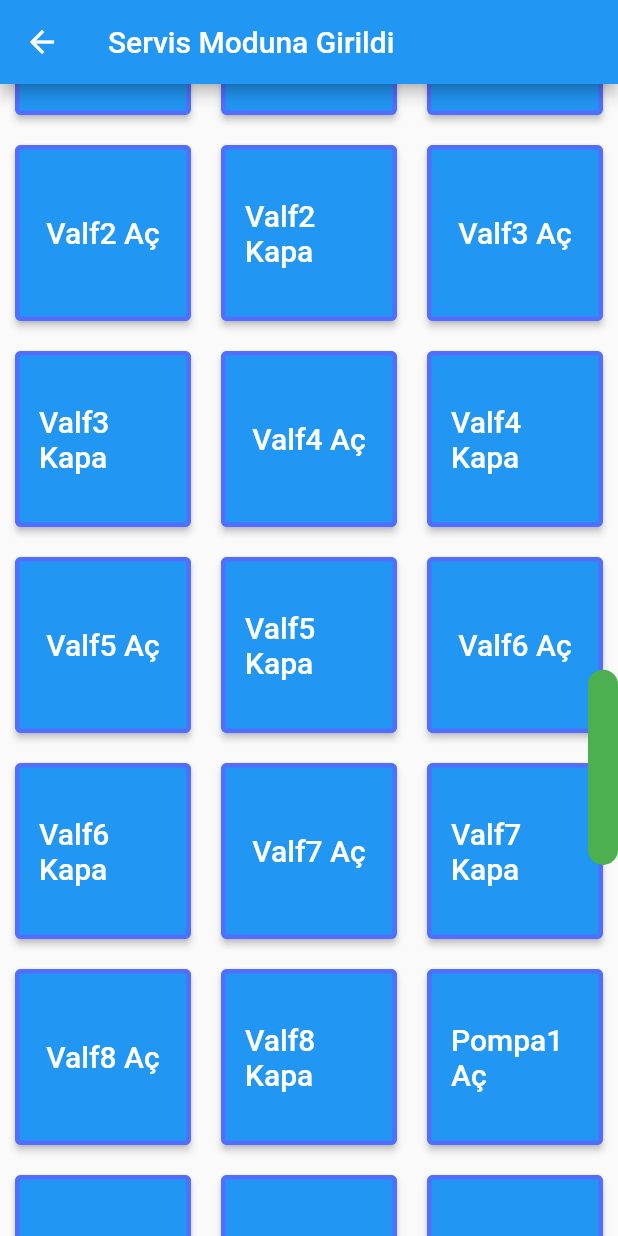
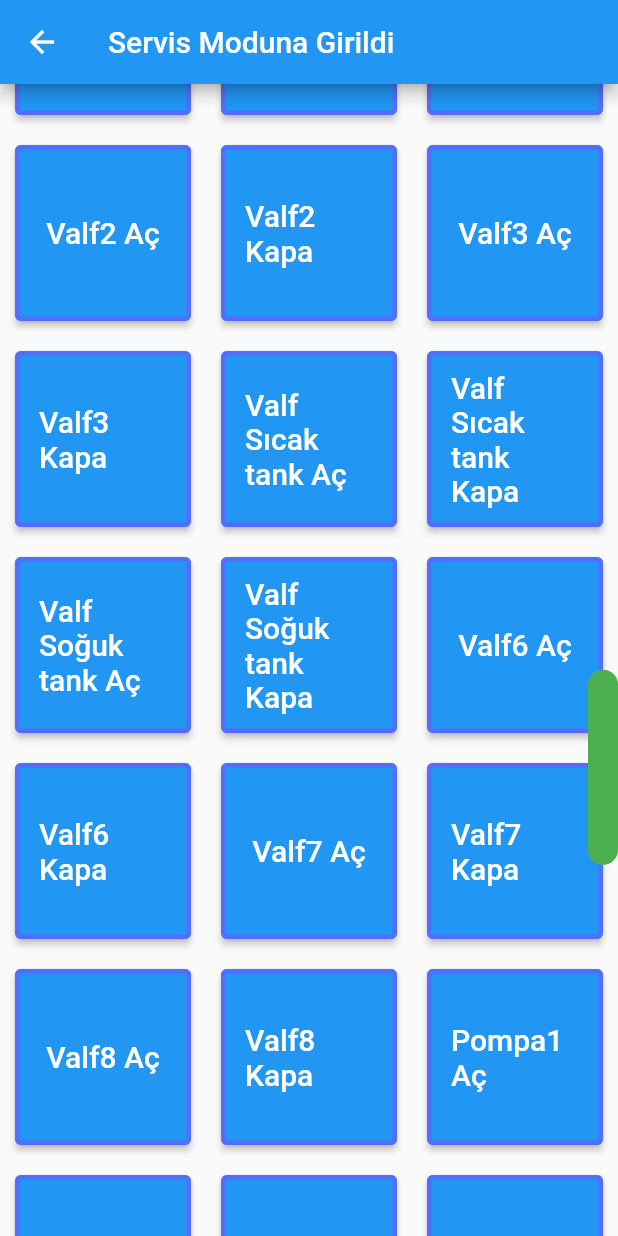
Before and after one commit to hackerFaruk/poemech_kiosk, a Flutter app: the servicePage screen opened directly, scrolled down 2304 dp, on a phone screen of 412 x 824 dp. Run offline on Flutter 3.47's test engine with Material 2 defaults, Android fonts, the phone set to English and light mode, and no system bars; missing offline and left inert: dart:ffi, flutter_libserialport.

Commit message:
hop hop altıntop

```diff
--- a/lib/buttonList.dart
+++ b/lib/buttonList.dart
@@ -55,10 +55,10 @@ List<String> buttonNames = [
   'Valf2 Kapa',
   'Valf3 Aç',
   'Valf3 Kapa',
-  'Valf4 Aç',
-  'Valf4 Kapa',
-  'Valf5 Aç',
-  'Valf5 Kapa',
+  'Valf Sıcak tank Aç',
+  'Valf Sıcak tank Kapa',
+  'Valf Soğuk tank Aç',
+  'Valf Soğuk tank Kapa',
   'Valf6 Aç',
   'Valf6 Kapa',
   'Valf7 Aç',
--- a/lib/cardscreen.dart
+++ b/lib/cardscreen.dart
@@ -8,6 +8,7 @@ import 'package:flutter_libserialport/flutter_libserialport.dart';
 class CardScreen extends StatefulWidget {
   const CardScreen({super.key});
   static SerialPort? port1;
+  static int number = 0;
   @override
   State<CardScreen> createState() => _CardScreen();
 }
@@ -128,7 +129,8 @@ class _CardScreen extends State<CardScreen> {
       print(available.length);
       if (CardScreen.port1 == null) {
         for (var i = 0; i < available.length; i++) {
-          print("BURALARA YAZ GÜNÜ KAR YAĞMADI${SerialPort(available[i]).productId}");
+          print(
+              "BURALARA YAZ GÜNÜ KAR YAĞMADI${SerialPort(available[i]).productId}");
           try {
             if (SerialPort(available[i]).productId == 22336) {
               print("vid eşitti ve port ${available[i]}");
```
Also changed, not shown: lib/serviceButtonsGrid.dart (+20 -8 lines).
